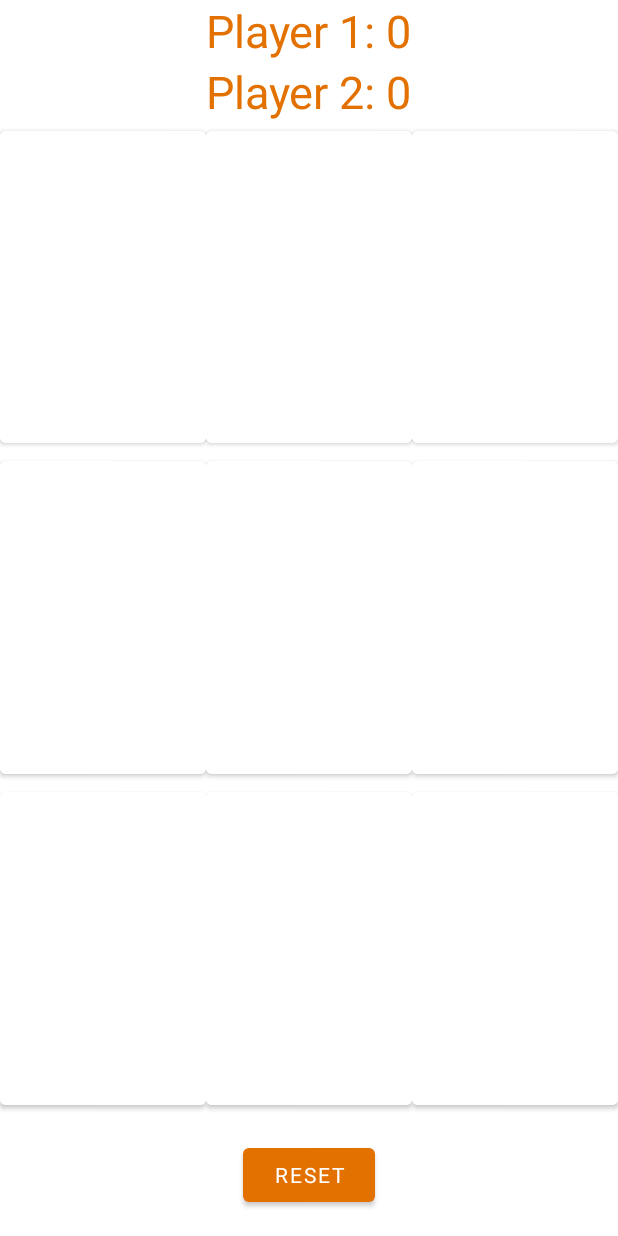
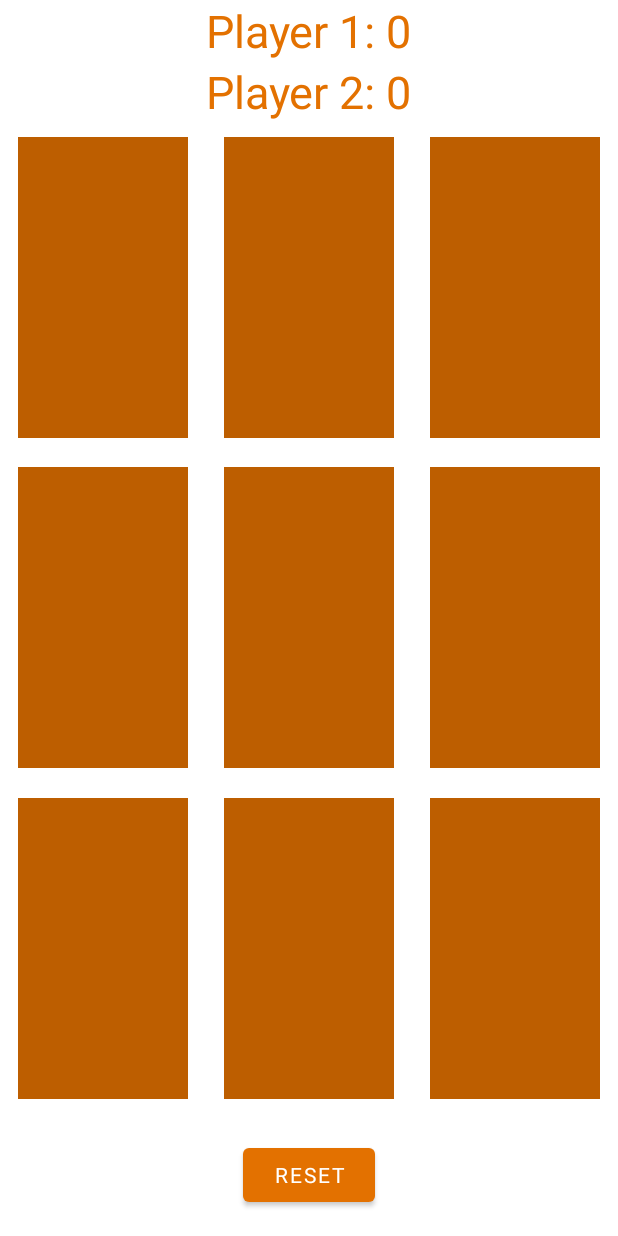
Before and after one commit to Tomokar/Tic_Tac_DET, an Android app: the screen it shows after launch (MainActivity), on a phone screen of 412 x 824 dp. Run offline under Robolectric (Android 15) with nearby library versions, the phone set to English and light mode, and no system bars; Roboto replaces fonts that are not available here.

Commit message:
Branch 2 Commit 1: Managed to get ImageButtons to work properly through witchcraft and sorcery, also got deprecation warnings to resolve the same way.

```diff
--- a/app/src/main/java/com/example/tictacdet/MainActivity.java
+++ b/app/src/main/java/com/example/tictacdet/MainActivity.java
@@ -3,26 +3,29 @@ package com.example.tictacdet;
 //import androidx.annotation.DrawableRes;
 import androidx.annotation.NonNull;
 import androidx.appcompat.app.AppCompatActivity;
+import androidx.core.content.res.ResourcesCompat;
 
 //import android.graphics.drawable.Drawable;
 //import android.content.Intent;
 //import android.content.res.Configuration;
 //import android.graphics.Color;
+//import android.content.res.Resources;
 import android.graphics.drawable.Drawable;
 import android.media.MediaPlayer;
 import android.os.Bundle;
 //import android.util.Log;
 import android.os.Handler;
+import android.os.Looper;
 import android.view.View;
 import android.widget.Button;
-//import android.widget.ImageButton;
+import android.widget.ImageButton;
 import android.widget.TextView;
 import android.widget.Toast;
 
 public class MainActivity extends AppCompatActivity implements View.OnClickListener
 {
-    private final Button[][] buttons = new Button[3][3];
-//    private final String[][] strings = new String[3][3];
+    private final ImageButton[][] buttons = new ImageButton[3][3];
+    private final String[][] strings = new String[3][3];
 
     private boolean player1Turn = true;
 
@@ -36,6 +39,7 @@ public class MainActivity extends AppCompatActivity implements View.OnClickListe
 
     Drawable tic;
     Drawable tac;
+    Drawable empty;
 
 //    private final Drawable startDraw = "@android";
 
@@ -45,8 +49,12 @@ public class MainActivity extends AppCompatActivity implements View.OnClickListe
         super.onCreate(savedInstanceState);
         setContentView(R.layout.activity_main);
 
-        tic = getResources().getDrawable(R.drawable.tic_tac_tanner);
-        tac = getResources().getDrawable(R.drawable.tic_tac_burton);
+//        tic = getResources().getDrawable(R.drawable.tic_tac_tanner);
+//        tac = getResources().getDrawable(R.drawable.tic_tac_burton);
+//        empty = getResources().getDrawable(R.color.ncm_OrangeDark);
+        tic = ResourcesCompat.getDrawable(getResources(), R.drawable.tic_tac_tanner, null);
+        tac = ResourcesCompat.getDrawable(getResources(), R.drawable.tic_tac_burton, null);
+        empty = ResourcesCompat.getDrawable(getResources(), R.color.ncm_OrangeDark, null);
 
         textViewPlayer1 = findViewById(R.id.text_view_p1);
         textViewPlayer2 = findViewById(R.id.text_view_p2);
@@ -59,6 +67,8 @@ public class MainActivity extends AppCompatActivity implements View.OnClickListe
                 int resID = getResources().getIdentifier(buttonID, "id", getPackageName());
                 buttons[i][j] = findViewById(resID);
                 buttons[i][j].setOnClickListener(MainActivity.this);
+                buttons[i][j].setImageDrawable(empty);
+                strings[i][j] = "";
             }
         }
         Button buttonReset = findViewById(R.id.button_reset);
@@ -80,22 +90,31 @@ public class MainActivity extends AppCompatActivity implements View.OnClickListe
     @Override
     public void onClick(View v)
     {
-        if(!((Button) v).getText().toString().equals(""))
+        if(!((ImageButton) v).getDrawable().equals(empty))
         {
             return;
         }
 
+        String eye = ((ImageButton) v).getResources().getResourceEntryName(v.getId());
+        char[] eyeRay = eye.toCharArray();
+        int i = (int) eyeRay[7] - 48;
+        int j = (int) eyeRay[8] - 48;
+
         if(player1Turn)
         {
-//            ((ImageButton) v).setImageDrawable(tic);
-            ((Button) v).setText("X");
-            ((Button) v).setCompoundDrawablesWithIntrinsicBounds(null, tic, null, null);
+            ((ImageButton) v).setImageDrawable(tic);
+            strings[i][j] = "X";
+//            Toast.makeText(this, i + " & " + j, Toast.LENGTH_SHORT).show();
+
+//            ((Button) v).setText("X");
+//            ((Button) v).setCompoundDrawablesWithIntrinsicBounds(null, tic, null, null);
         }
         else
         {
-//            ((ImageButton) v).setImageDrawable(tac);
-            ((Button) v).setText("O");
-            ((Button) v).setCompoundDrawablesWithIntrinsicBounds(null, tac, null, null);
+            ((ImageButton) v).setImageDrawable(tac);
+            strings[i][j] = "O";
+//            ((Button) v).setText("O");
+//            ((Button) v).setCompoundDrawablesWithIntrinsicBounds(null, tac, null, null);
         }
 
         roundCount++;
@@ -129,12 +148,9 @@ public class MainActivity extends AppCompatActivity implements View.OnClickListe
 
         for (int i = 0; i < 3; i++)
         {
-            for (int j = 0; j < 3; j++)
-            {
-//                field[i][j] = buttons[i][j].getDrawable();
-                field[i][j] = buttons[i][j].getText().toString(); //original
-//                field[i][j] = strings[i][j];
-            }
+            //                field[i][j] = buttons[i][j].getDrawable();
+            //                field[i][j] = buttons[i][j].getText().toString(); //original
+            System.arraycopy(strings[i], 0, field[i], 0, 3);
 //            System.arraycopy(strings[i], 0, field[i], 0, 3);
         }
 
@@ -181,7 +197,7 @@ public class MainActivity extends AppCompatActivity implements View.OnClickListe
                 Toast.makeText(this, "Player 1 wins!", Toast.LENGTH_SHORT).show();
                 updatePointsText();
 
-                mHandler = new Handler();
+                mHandler = new Handler(Looper.getMainLooper());
                 mRunnable = this::resetBoard;
                 mHandler.postDelayed(mRunnable,3000);
 //                resetBoard();
@@ -191,7 +207,7 @@ public class MainActivity extends AppCompatActivity implements View.OnClickListe
                 Toast.makeText(this, "Player 2 wins!", Toast.LENGTH_SHORT).show();
                 updatePointsText();
 
-                mHandler = new Handler();
+                mHandler = new Handler(Looper.getMainLooper());
                 mRunnable = this::resetBoard;
                 mHandler.postDelayed(mRunnable,3000);
                 break;
@@ -211,7 +227,7 @@ public class MainActivity extends AppCompatActivity implements View.OnClickListe
 
         Toast.makeText(this, "Draw!", Toast.LENGTH_SHORT).show();
 
-        mHandler = new Handler();
+        mHandler = new Handler(Looper.getMainLooper());
         mRunnable = this::resetBoard;
         mHandler.postDelayed(mRunnable,3000);
 
@@ -234,10 +250,10 @@ public class MainActivity extends AppCompatActivity implements View.OnClickListe
         {
             for(int j = 0; j < 3; j++)
             {
-//                buttons[i][j].setImageResource(android.R.color.transparent);
-                buttons[i][j].setText("");
-                buttons[i][j].setCompoundDrawablesWithIntrinsicBounds(null, null, null, null);
-//                strings[i][j] = "";
+                buttons[i][j].setImageDrawable(empty);
+//                buttons[i][j].setText("");
+//                buttons[i][j].setCompoundDrawablesWithIntrinsicBounds(null, null, null, null);
+                strings[i][j] = "";
             }
         }
 
--- a/app/src/main/res/layout/activity_main.xml
+++ b/app/src/main/res/layout/activity_main.xml
@@ -1,6 +1,6 @@
 <?xml version="1.0" encoding="utf-8"?>
 <LinearLayout xmlns:android="http://schemas.android.com/apk/res/android"
-    xmlns:app="http://schemas.android.com/apk/res-auto"
+
     xmlns:tools="http://schemas.android.com/tools"
     android:layout_width="match_parent"
     android:layout_height="match_parent"
@@ -49,33 +49,36 @@
         android:layout_height="0dp"
         android:layout_weight="1">
 
-        <Button
+        <ImageButton
             android:id="@+id/button_00"
             android:layout_width="0dp"
             android:layout_height="match_parent"
             android:layout_weight="1"
             android:backgroundTint="#FFFFFF"
             android:freezesText="true"
+            android:contentDescription="@string/button_filler"
             android:textColor="#00FFFFFF"
             android:textSize="60sp" />
 
-        <Button
+        <ImageButton
             android:id="@+id/button_01"
             android:layout_width="0dp"
             android:layout_height="match_parent"
             android:layout_weight="1"
             android:backgroundTint="#FFFFFF"
             android:freezesText="true"
+            android:contentDescription="@string/button_filler"
             android:textColor="#00FFFFFF"
             android:textSize="60sp"/>
 
-        <Button
+        <ImageButton
             android:id="@+id/button_02"
             android:layout_width="0dp"
             android:layout_height="match_parent"
             android:layout_weight="1"
             android:backgroundTint="#FFFFFF"
             android:freezesText="true"
+            android:contentDescription="@string/button_filler"
             android:textColor="#00FFFFFF"
             android:textSize="60sp"/>
     </LinearLayout>
@@ -85,33 +88,36 @@
         android:layout_height="0dp"
         android:layout_weight="1">
 
-        <Button
+        <ImageButton
             android:id="@+id/button_10"
             android:layout_width="0dp"
             android:layout_height="match_parent"
             android:layout_weight="1"
             android:backgroundTint="#FFFFFF"
             android:freezesText="true"
+            android:contentDescription="@string/button_filler"
             android:textColor="#00FFFFFF"
             android:textSize="60sp"/>
 
-        <Button
+        <ImageButton
             android:id="@+id/button_11"
             android:layout_width="0dp"
             android:layout_height="match_parent"
             android:layout_weight="1"
             android:backgroundTint="#FFFFFF"
             android:freezesText="true"
+            android:contentDescription="@string/button_filler"
             android:textColor="#00FFFFFF"
             android:textSize="60sp"/>
 
-        <Button
+        <ImageButton
             android:id="@+id/button_12"
             android:layout_width="0dp"
             android:layout_height="match_parent"
             android:layout_weight="1"
             android:backgroundTint="#FFFFFF"
             android:freezesText="true"
+            android:contentDescription="@string/button_filler"
             android:textColor="#00FFFFFF"
             android:textSize="60sp"/>
     </LinearLayout>
@@ -121,33 +127,36 @@
         android:layout_height="0dp"
         android:layout_weight="1">
 
-        <Button
+        <ImageButton
             android:id="@+id/button_20"
             android:layout_width="0dp"
             android:layout_height="match_parent"
             android:layout_weight="1"
             android:backgroundTint="#FFFFFF"
             android:freezesText="true"
+            android:contentDescription="@string/button_filler"
             android:textColor="#00FFFFFF"
             android:textSize="60sp"/>
 
-        <Button
+        <ImageButton
             android:id="@+id/button_21"
             android:layout_width="0dp"
             android:layout_height="match_parent"
             android:layout_weight="1"
             android:backgroundTint="#FFFFFF"
             android:freezesText="true"
+            android:contentDescription="@string/button_filler"
             android:textColor="#00FFFFFF"
             android:textSize="60sp"/>
 
-        <Button
+        <ImageButton
             android:id="@+id/button_22"
             android:layout_width="0dp"
             android:layout_height="match_parent"
             android:layout_weight="1"
             android:backgroundTint="#FFFFFF"
             android:freezesText="true"
+            android:contentDescription="@string/button_filler"
             android:textColor="#00FFFFFF"
             android:textSize="60sp"/>
     </LinearLayout>
```
